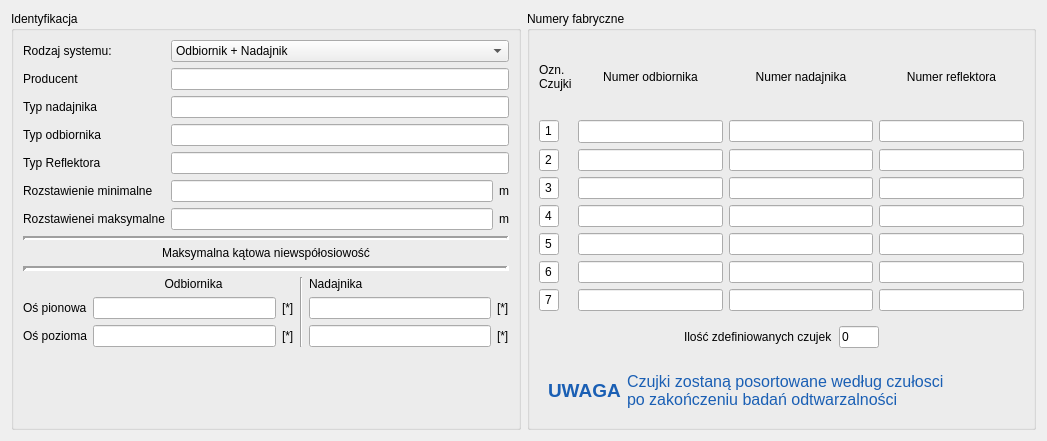
Before: the Qt Designer form CzujkiLinioweApp/parametrybadania2.ui in wiacekmarcin/CzujkiLiniowe, drawn with Qt 5.
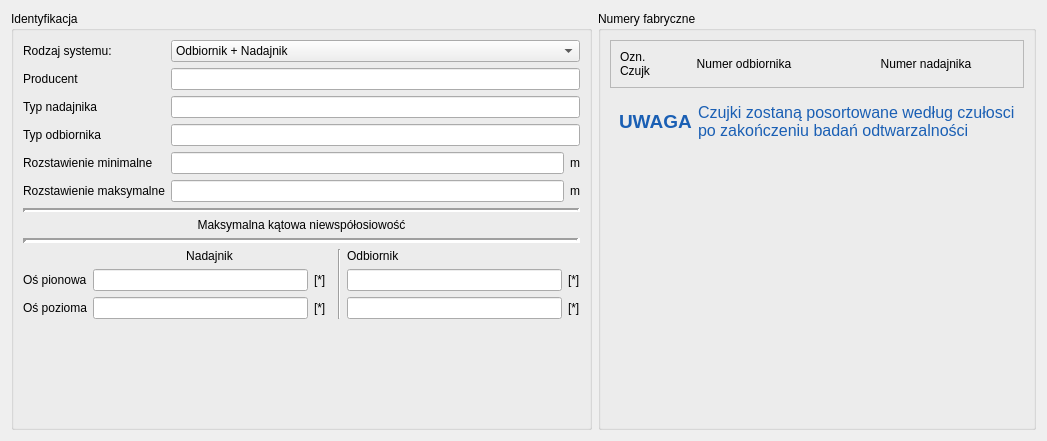
After: the same form once the commit is applied.

Patch:
```diff
--- a/CzujkiLinioweApp/parametrybadania2.ui
+++ b/CzujkiLinioweApp/parametrybadania2.ui
@@ -41,8 +41,15 @@
         </item>
        </widget>
       </item>
-      <item row="2" column="1">
-       <widget class="QLineEdit" name="typNadajnika"/>
+      <item row="1" column="0">
+       <widget class="QLabel" name="lproducent">
+        <property name="text">
+         <string>Producent</string>
+        </property>
+       </widget>
+      </item>
+      <item row="1" column="1">
+       <widget class="QLineEdit" name="producent"/>
       </item>
       <item row="2" column="0">
        <widget class="QLabel" name="ltypnadajnika">
@@ -51,6 +58,9 @@
         </property>
        </widget>
       </item>
+      <item row="2" column="1">
+       <widget class="QLineEdit" name="typPierwszy"/>
+      </item>
       <item row="3" column="0">
        <widget class="QLabel" name="ltypodbiornika">
         <property name="text">
@@ -61,14 +71,14 @@
       <item row="3" column="1">
        <widget class="QLineEdit" name="typOdbiornika"/>
       </item>
-      <item row="5" column="0">
+      <item row="4" column="0">
        <widget class="QLabel" name="lrozstawienieminimalne">
         <property name="text">
          <string>Rozstawienie minimalne</string>
         </property>
        </widget>
       </item>
-      <item row="5" column="1">
+      <item row="4" column="1">
        <layout class="QHBoxLayout" name="horizontalLayout_2">
         <item>
          <widget class="QLineEdit" name="rozstawienieMinimalne"/>
@@ -82,14 +92,14 @@
         </item>
        </layout>
       </item>
-      <item row="6" column="0">
+      <item row="5" column="0">
        <widget class="QLabel" name="lrozstawieniemaksymalne">
         <property name="text">
-         <string>Rozstawienei maksymalne</string>
+         <string>Rozstawienie maksymalne</string>
         </property>
        </widget>
       </item>
-      <item row="6" column="1">
+      <item row="5" column="1">
        <layout class="QHBoxLayout" name="horizontalLayout">
         <item>
          <widget class="QLineEdit" name="rozstawienieMaksymalne"/>
@@ -103,24 +113,7 @@
         </item>
        </layout>
       </item>
-      <item row="1" column="0">
-       <widget class="QLabel" name="lproducent">
-        <property name="text">
-         <string>Producent</string>
-        </property>
-       </widget>
-      </item>
-      <item row="4" column="0">
-       <widget class="QLabel" name="ltypreflektor">
-        <property name="text">
-         <string>Typ Reflektora</string>
-        </property>
-       </widget>
-      </item>
-      <item row="4" column="1">
-       <widget class="QLineEdit" name="typReflektora"/>
-      </item>
-      <item row="7" column="0" colspan="2">
+      <item row="6" column="0" colspan="2">
        <widget class="Line" name="line_1">
         <property name="minimumSize">
          <size>
@@ -136,10 +129,7 @@
         </property>
        </widget>
       </item>
-      <item row="1" column="1">
-       <widget class="QLineEdit" name="producent"/>
-      </item>
-      <item row="8" column="0" colspan="2">
+      <item row="7" column="0" colspan="2">
        <widget class="QWidget" name="widget" native="true">
         <property name="minimumSize">
          <size>
@@ -160,40 +150,6 @@
          <property name="bottomMargin">
           <number>0</number>
          </property>
-         <item row="4" column="4">
-          <widget class="QLineEdit" name="nad_ospionowa"/>
-         </item>
-         <item row="5" column="5">
-          <widget class="QLabel" name="label_2">
-           <property name="text">
-            <string>[*]</string>
-           </property>
-          </widget>
-         </item>
-         <item row="3" column="4" colspan="2">
-          <widget class="QLabel" name="lnadajnik">
-           <property name="text">
-            <string>Nadajnika</string>
-           </property>
-          </widget>
-         </item>
-         <item row="3" column="3" rowspan="3">
-          <widget class="Line" name="line">
-           <property name="orientation">
-            <enum>Qt::Vertical</enum>
-           </property>
-          </widget>
-         </item>
-         <item row="4" column="5">
-          <widget class="QLabel" name="label">
-           <property name="text">
-            <string>[*]</string>
-           </property>
-          </widget>
-         </item>
-         <item row="5" column="4">
-          <widget class="QLineEdit" name="nad_ospozioma"/>
-         </item>
          <item row="4" column="0">
           <widget class="QLabel" name="lospionowa">
            <property name="text">
@@ -201,13 +157,43 @@
            </property>
           </widget>
          </item>
-         <item row="5" column="2">
-          <widget class="QLabel" name="lunitospozioma">
+         <item row="5" column="6">
+          <widget class="QLabel" name="label_2">
            <property name="text">
             <string>[*]</string>
            </property>
           </widget>
          </item>
+         <item row="4" column="6">
+          <widget class="QLabel" name="label">
+           <property name="text">
+            <string>[*]</string>
+           </property>
+          </widget>
+         </item>
+         <item row="1" column="0" colspan="7">
+          <widget class="QLabel" name="lcaption">
+           <property name="text">
+            <string>Maksymalna kątowa niewspółosiowość</string>
+           </property>
+           <property name="alignment">
+            <set>Qt::AlignCenter</set>
+           </property>
+          </widget>
+         </item>
+         <item row="5" column="1">
+          <widget class="QLineEdit" name="pierwszy_ospozioma"/>
+         </item>
+         <item row="4" column="2">
+          <widget class="QLabel" name="lunitpionowa">
+           <property name="text">
+            <string>[*]</string>
+           </property>
+          </widget>
+         </item>
+         <item row="4" column="5">
+          <widget class="QLineEdit" name="drugi_ospionowa"/>
+         </item>
          <item row="5" column="0">
           <widget class="QLabel" name="lospozioma">
            <property name="text">
@@ -215,40 +201,10 @@
            </property>
           </widget>
          </item>
-         <item row="5" column="1">
-          <widget class="QLineEdit" name="odb_ospozioma"/>
-         </item>
-         <item row="3" column="1" colspan="2">
-          <widget class="QLabel" name="lodbiornik">
-           <property name="text">
-            <string>Odbiornika</string>
-           </property>
-           <property name="alignment">
-            <set>Qt::AlignCenter</set>
-           </property>
-          </widget>
-         </item>
          <item row="4" column="1">
           <widget class="QLineEdit" name="odb_ospionowa"/>
          </item>
-         <item row="4" column="2">
-          <widget class="QLabel" name="lunitpionowa">
-           <property name="text">
-            <string>[*]</string>
-           </property>
-          </widget>
-         </item>
-         <item row="1" column="0" colspan="6">
-          <widget class="QLabel" name="lcaption">
-           <property name="text">
-            <string>Maksymalna kątowa niewspółosiowość</string>
-           </property>
-           <property name="alignment">
-            <set>Qt::AlignCenter</set>
-           </property>
-          </widget>
-         </item>
-         <item row="2" column="0" colspan="6">
+         <item row="2" column="0" colspan="7">
           <widget class="Line" name="line_2">
            <property name="minimumSize">
             <size>
@@ -264,6 +220,40 @@
            </property>
           </widget>
          </item>
+         <item row="3" column="4" rowspan="3">
+          <widget class="Line" name="line">
+           <property name="orientation">
+            <enum>Qt::Vertical</enum>
+           </property>
+          </widget>
+         </item>
+         <item row="3" column="5" colspan="2">
+          <widget class="QLabel" name="ldrugi">
+           <property name="text">
+            <string>Odbiornik</string>
+           </property>
+          </widget>
+         </item>
+         <item row="5" column="5">
+          <widget class="QLineEdit" name="drugi_ospozioma"/>
+         </item>
+         <item row="5" column="2">
+          <widget class="QLabel" name="lunitospozioma">
+           <property name="text">
+            <string>[*]</string>
+           </property>
+          </widget>
+         </item>
+         <item row="3" column="1" colspan="2">
+          <widget class="QLabel" name="lpierwszy">
+           <property name="text">
+            <string>Nadajnik</string>
+           </property>
+           <property name="alignment">
+            <set>Qt::AlignCenter</set>
+           </property>
+          </widget>
+         </item>
         </layout>
        </widget>
       </item>
@@ -275,721 +265,60 @@
      <property name="title">
       <string>Numery fabryczne</string>
      </property>
-     <layout class="QGridLayout" name="gridLayout_2">
-      <item row="5" column="0">
-       <widget class="QLineEdit" name="lcz4">
-        <property name="minimumSize">
-         <size>
-          <width>20</width>
-          <height>0</height>
-         </size>
+     <layout class="QVBoxLayout" name="verticalLayout">
+      <item>
+       <widget class="QFrame" name="frame">
+        <property name="frameShape">
+         <enum>QFrame::StyledPanel</enum>
         </property>
-        <property name="maximumSize">
-         <size>
-          <width>20</width>
-          <height>16777215</height>
-         </size>
+        <property name="frameShadow">
+         <enum>QFrame::Raised</enum>
         </property>
-        <property name="palette">
-         <palette>
-          <active>
-           <colorrole role="Base">
-            <brush brushstyle="SolidPattern">
-             <color alpha="255">
-              <red>239</red>
-              <green>239</green>
-              <blue>239</blue>
-             </color>
-            </brush>
-           </colorrole>
-          </active>
-          <inactive>
-           <colorrole role="Base">
-            <brush brushstyle="SolidPattern">
-             <color alpha="255">
-              <red>255</red>
-              <green>255</green>
-              <blue>255</blue>
-             </color>
-            </brush>
-           </colorrole>
-          </inactive>
-          <disabled>
-           <colorrole role="Base">
-            <brush brushstyle="SolidPattern">
-             <color alpha="255">
-              <red>239</red>
-              <green>239</green>
-              <blue>239</blue>
-             </color>
-            </brush>
-           </colorrole>
-          </disabled>
-         </palette>
-        </property>
-        <property name="text">
-         <string>4</string>
-        </property>
-        <property name="frame">
-         <bool>true</bool>
-        </property>
-        <property name="echoMode">
-         <enum>QLineEdit::Normal</enum>
-        </property>
-        <property name="alignment">
-         <set>Qt::AlignCenter</set>
-        </property>
-        <property name="readOnly">
-         <bool>true</bool>
-        </property>
-       </widget>
-      </item>
-      <item row="0" column="2" rowspan="2">
-       <widget class="QLabel" name="hnadajnik">
-        <property name="text">
-         <string>Numer nadajnika</string>
-        </property>
-        <property name="alignment">
-         <set>Qt::AlignCenter</set>
-        </property>
-       </widget>
-      </item>
-      <item row="3" column="0">
-       <widget class="QLineEdit" name="lcz2">
-        <property name="minimumSize">
-         <size>
-          <width>20</width>
-          <height>0</height>
-         </size>
-        </property>
-        <property name="maximumSize">
-         <size>
-          <width>20</width>
-          <height>16777215</height>
-         </size>
-        </property>
-        <property name="palette">
-         <palette>
-          <active>
-           <colorrole role="Base">
-            <brush brushstyle="SolidPattern">
-             <color alpha="255">
-              <red>239</red>
-              <green>239</green>
-              <blue>239</blue>
-             </color>
-            </brush>
-           </colorrole>
-          </active>
-          <inactive>
-           <colorrole role="Base">
-            <brush brushstyle="SolidPattern">
-             <color alpha="255">
-              <red>255</red>
-              <green>255</green>
-              <blue>255</blue>
-             </color>
-            </brush>
-           </colorrole>
-          </inactive>
-          <disabled>
-           <colorrole role="Base">
-            <brush brushstyle="SolidPattern">
-             <color alpha="255">
-              <red>239</red>
-              <green>239</green>
-              <blue>239</blue>
-             </color>
-            </brush>
-           </colorrole>
-          </disabled>
-         </palette>
-        </property>
-        <property name="text">
-         <string>2</string>
-        </property>
-        <property name="frame">
-         <bool>true</bool>
-        </property>
-        <property name="echoMode">
-         <enum>QLineEdit::Normal</enum>
-        </property>
-        <property name="alignment">
-         <set>Qt::AlignCenter</set>
-        </property>
-        <property name="readOnly">
-         <bool>true</bool>
-        </property>
-       </widget>
-      </item>
-      <item row="6" column="1">
-       <widget class="QLineEdit" name="odbiornik5">
-        <property name="readOnly">
-         <bool>true</bool>
-        </property>
-       </widget>
-      </item>
-      <item row="8" column="1">
-       <widget class="QLineEdit" name="odbiornik7">
-        <property name="readOnly">
-         <bool>true</bool>
-        </property>
-       </widget>
-      </item>
-      <item row="8" column="0">
-       <widget class="QLineEdit" name="lcz7">
-        <property name="minimumSize">
-         <size>
-          <width>20</width>
-          <height>0</height>
-         </size>
-        </property>
-        <property name="maximumSize">
-         <size>
-          <width>20</width>
-          <height>16777215</height>
-         </size>
-        </property>
-        <property name="palette">
-         <palette>
-          <active>
-           <colorrole role="Base">
-            <brush brushstyle="SolidPattern">
-             <color alpha="255">
-              <red>239</red>
-              <green>239</green>
-              <blue>239</blue>
-             </color>
-            </brush>
-           </colorrole>
-          </active>
-          <inactive>
-           <colorrole role="Base">
-            <brush brushstyle="SolidPattern">
-             <color alpha="255">
-              <red>255</red>
-              <green>255</green>
-              <blue>255</blue>
-             </color>
-            </brush>
-           </colorrole>
-          </inactive>
-          <disabled>
-           <colorrole role="Base">
-            <brush brushstyle="SolidPattern">
-             <color alpha="255">
-              <red>239</red>
-              <green>239</green>
-              <blue>239</blue>
-             </color>
-            </brush>
-           </colorrole>
-          </disabled>
-         </palette>
-        </property>
-        <property name="text">
-         <string>7</string>
-        </property>
-        <property name="frame">
-         <bool>true</bool>
-        </property>
-        <property name="echoMode">
-         <enum>QLineEdit::Normal</enum>
-        </property>
-        <property name="alignment">
-         <set>Qt::AlignCenter</set>
-        </property>
-        <property name="readOnly">
-         <bool>true</bool>
-        </property>
-       </widget>
-      </item>
-      <item row="3" column="1">
-       <widget class="QLineEdit" name="odbiornik2">
-        <property name="readOnly">
-         <bool>true</bool>
-        </property>
-       </widget>
-      </item>
-      <item row="2" column="0">
-       <widget class="QLineEdit" name="lcz1">
-        <property name="minimumSize">
-         <size>
-          <width>20</width>
-          <height>0</height>
-         </size>
-        </property>
-        <property name="maximumSize">
-         <size>
-          <width>20</width>
-          <height>16777215</height>
-         </size>
-        </property>
-        <property name="palette">
-         <palette>
-          <active>
-           <colorrole role="Base">
-            <brush brushstyle="SolidPattern">
-             <color alpha="255">
-              <red>239</red>
-              <green>239</green>
-              <blue>239</blue>
-             </color>
-            </brush>
-           </colorrole>
-          </active>
-          <inactive>
-           <colorrole role="Base">
-            <brush brushstyle="SolidPattern">
-             <color alpha="255">
-              <red>255</red>
-              <green>255</green>
-              <blue>255</blue>
-             </color>
-            </brush>
-           </colorrole>
-          </inactive>
-          <disabled>
-           <colorrole role="Base">
-            <brush brushstyle="SolidPattern">
-             <color alpha="255">
-              <red>239</red>
-              <green>239</green>
-              <blue>239</blue>
-             </color>
-            </brush>
-           </colorrole>
-          </disabled>
-         </palette>
-        </property>
-        <property name="text">
-         <string>1</string>
-        </property>
-        <property name="frame">
-         <bool>true</bool>
-        </property>
-        <property name="echoMode">
-         <enum>QLineEdit::Normal</enum>
-        </property>
-        <property name="alignment">
-         <set>Qt::AlignCenter</set>
-        </property>
-        <property name="readOnly">
-         <bool>true</bool>
-        </property>
-       </widget>
-      </item>
-      <item row="5" column="2">
-       <widget class="QLineEdit" name="nadajnik4">
-        <property name="readOnly">
-         <bool>true</bool>
-        </property>
-       </widget>
-      </item>
-      <item row="5" column="1">
-       <widget class="QLineEdit" name="odbiornik4">
-        <property name="readOnly">
-         <bool>true</bool>
-        </property>
-       </widget>
-      </item>
-      <item row="6" column="0">
-       <widget class="QLineEdit" name="lcz5">
-        <property name="minimumSize">
-         <size>
-          <width>20</width>
-          <height>0</height>
-         </size>
-        </property>
-        <property name="maximumSize">
-         <size>
-          <width>20</width>
-          <height>16777215</height>
-         </size>
-        </property>
-        <property name="palette">
-         <palette>
-          <active>
-           <colorrole role="Base">
-            <brush brushstyle="SolidPattern">
-             <color alpha="255">
-              <red>239</red>
-              <green>239</green>
-              <blue>239</blue>
-             </color>
-            </brush>
-           </colorrole>
-          </active>
-          <inactive>
-           <colorrole role="Base">
-            <brush brushstyle="SolidPattern">
-             <color alpha="255">
-              <red>255</red>
-              <green>255</green>
-              <blue>255</blue>
-             </color>
-            </brush>
-           </colorrole>
-          </inactive>
-          <disabled>
-           <colorrole role="Base">
-            <brush brushstyle="SolidPattern">
-             <color alpha="255">
-              <red>239</red>
-              <green>239</green>
-              <blue>239</blue>
-             </color>
-            </brush>
-           </colorrole>
-          </disabled>
-         </palette>
-        </property>
-        <property name="text">
-         <string>5</string>
-        </property>
-        <property name="frame">
-         <bool>true</bool>
-        </property>
-        <property name="echoMode">
-         <enum>QLineEdit::Normal</enum>
-        </property>
-        <property name="alignment">
-         <set>Qt::AlignCenter</set>
-        </property>
-        <property name="readOnly">
-         <bool>true</bool>
-        </property>
-       </widget>
-      </item>
-      <item row="3" column="3">
-       <widget class="QLineEdit" name="reflektor2">
-        <property name="readOnly">
-         <bool>true</bool>
-        </property>
-       </widget>
-      </item>
-      <item row="9" column="0" colspan="4">
-       <widget class="QWidget" name="widget_2" native="true">
-        <layout class="QHBoxLayout" name="horizontalLayout_3">
-         <item>
-          <spacer name="horizontalSpacer">
-           <property name="orientation">
-            <enum>Qt::Horizontal</enum>
-           </property>
-           <property name="sizeHint" stdset="0">
-            <size>
-             <width>119</width>
-             <height>20</height>
-            </size>
-           </property>
-          </spacer>
-         </item>
-         <item>
-          <widget class="QLabel" name="label_8">
-           <property name="text">
-            <string>Ilość zdefiniowanych czujek</string>
-           </property>
-          </widget>
-         </item>
-         <item>
-          <widget class="QLineEdit" name="ilosc_czujek">
+        <layout class="QGridLayout" name="gridLayoutNumerCzujek">
+         <item row="0" column="0">
+          <widget class="QLabel" name="hlp">
            <property name="minimumSize">
             <size>
-             <width>15</width>
+             <width>20</width>
              <height>0</height>
             </size>
            </property>
            <property name="maximumSize">
             <size>
-             <width>40</width>
+             <width>30</width>
              <height>16777215</height>
             </size>
            </property>
            <property name="text">
-            <string>0</string>
-           </property>
-          </widget>
-         </item>
-         <item>
-          <spacer name="horizontalSpacer_2">
-           <property name="orientation">
-            <enum>Qt::Horizontal</enum>
-           </property>
-           <property name="sizeHint" stdset="0">
-            <size>
-             <width>118</width>
-             <height>20</height>
-            </size>
-           </property>
-          </spacer>
-         </item>
-        </layout>
-       </widget>
-      </item>
-      <item row="8" column="2">
-       <widget class="QLineEdit" name="nadajnik7">
-        <property name="readOnly">
-         <bool>true</bool>
-        </property>
-       </widget>
-      </item>
-      <item row="6" column="3">
-       <widget class="QLineEdit" name="reflektor5">
-        <property name="readOnly">
-         <bool>true</bool>
-        </property>
-       </widget>
-      </item>
-      <item row="7" column="1">
-       <widget class="QLineEdit" name="odbiornik6">
-        <property name="readOnly">
-         <bool>true</bool>
-        </property>
-       </widget>
-      </item>
-      <item row="4" column="1">
-       <widget class="QLineEdit" name="odbiornik3">
-        <property name="readOnly">
-         <bool>true</bool>
-        </property>
-       </widget>
-      </item>
-      <item row="2" column="2">
-       <widget class="QLineEdit" name="nadajnik1"/>
-      </item>
-      <item row="7" column="2">
-       <widget class="QLineEdit" name="nadajnik6">
-        <property name="readOnly">
-         <bool>true</bool>
-        </property>
-       </widget>
-      </item>
-      <item row="8" column="3">
-       <widget class="QLineEdit" name="reflektor7">
-        <property name="readOnly">
-         <bool>true</bool>
-        </property>
-       </widget>
-      </item>
-      <item row="0" column="0" rowspan="2">
-       <widget class="QLabel" name="label_3">
-        <property name="text">
-         <string>Ozn.
+            <string>Ozn.
 Czujki</string>
-        </property>
+           </property>
+          </widget>
+         </item>
+         <item row="0" column="1">
+          <widget class="QLabel" name="hpierwszy">
+           <property name="text">
+            <string>Numer odbiornika</string>
+           </property>
+           <property name="alignment">
+            <set>Qt::AlignCenter</set>
+           </property>
+          </widget>
+         </item>
+         <item row="0" column="2">
+          <widget class="QLabel" name="hdrugi">
+           <property name="text">
+            <string>Numer nadajnika</string>
+           </property>
+           <property name="alignment">
+            <set>Qt::AlignCenter</set>
+           </property>
+          </widget>
+         </item>
+        </layout>
        </widget>
       </item>
-      <item row="2" column="1">
-       <widget class="QLineEdit" name="odbiornik1">
-        <property name="font">
-         <font>
-          <pointsize>10</pointsize>
-         </font>
-        </property>
-       </widget>
-      </item>
-      <item row="4" column="0">
-       <widget class="QLineEdit" name="lcz3">
-        <property name="minimumSize">
-         <size>
-          <width>20</width>
-          <height>0</height>
-         </size>
-        </property>
-        <property name="maximumSize">
-         <size>
-          <width>20</width>
-          <height>16777215</height>
-         </size>
-        </property>
-        <property name="palette">
-         <palette>
-          <active>
-           <colorrole role="Base">
-            <brush brushstyle="SolidPattern">
-             <color alpha="255">
-              <red>239</red>
-              <green>239</green>
-              <blue>239</blue>
-             </color>
-            </brush>
-           </colorrole>
-          </active>
-          <inactive>
-           <colorrole role="Base">
-            <brush brushstyle="SolidPattern">
-             <color alpha="255">
-              <red>255</red>
-              <green>255</green>
-              <blue>255</blue>
-             </color>
-            </brush>
-           </colorrole>
-          </inactive>
-          <disabled>
-           <colorrole role="Base">
-            <brush brushstyle="SolidPattern">
-             <color alpha="255">
-              <red>239</red>
-              <green>239</green>
-              <blue>239</blue>
-             </color>
-            </brush>
-           </colorrole>
-          </disabled>
-         </palette>
-        </property>
-        <property name="text">
-         <string>3</string>
-        </property>
-        <property name="frame">
-         <bool>true</bool>
-        </property>
-        <property name="echoMode">
-         <enum>QLineEdit::Normal</enum>
-        </property>
-        <property name="alignment">
-         <set>Qt::AlignCenter</set>
-        </property>
-        <property name="readOnly">
-         <bool>true</bool>
-        </property>
-       </widget>
-      </item>
-      <item row="7" column="3">
-       <widget class="QLineEdit" name="reflektor6">
-        <property name="readOnly">
-         <bool>true</bool>
-        </property>
-       </widget>
-      </item>
-      <item row="5" column="3">
-       <widget class="QLineEdit" name="reflektor4">
-        <property name="readOnly">
-         <bool>true</bool>
-        </property>
-       </widget>
-      </item>
-      <item row="6" column="2">
-       <widget class="QLineEdit" name="nadajnik5">
-        <property name="readOnly">
-         <bool>true</bool>
-        </property>
-       </widget>
-      </item>
-      <item row="3" column="2">
-       <widget class="QLineEdit" name="nadajnik2">
-        <property name="readOnly">
-         <bool>true</bool>
-        </property>
-       </widget>
-      </item>
-      <item row="7" column="0">
-       <widget class="QLineEdit" name="lcz6">
-        <property name="minimumSize">
-         <size>
-          <width>20</width>
-          <height>0</height>
-         </size>
-        </property>
-        <property name="maximumSize">
-         <size>
-          <width>20</width>
-          <height>16777215</height>
-         </size>
-        </property>
-        <property name="palette">
-         <palette>
-          <active>
-           <colorrole role="Base">
-            <brush brushstyle="SolidPattern">
-             <color alpha="255">
-              <red>239</red>
-              <green>239</green>
-              <blue>239</blue>
-             </color>
-            </brush>
-           </colorrole>
-          </active>
-          <inactive>
-           <colorrole role="Base">
-            <brush brushstyle="SolidPattern">
-             <color alpha="255">
-              <red>255</red>
-              <green>255</green>
-              <blue>255</blue>
-             </color>
-            </brush>
-           </colorrole>
-          </inactive>
-          <disabled>
-           <colorrole role="Base">
-            <brush brushstyle="SolidPattern">
-             <color alpha="255">
-              <red>239</red>
-              <green>239</green>
-              <blue>239</blue>
-             </color>
-            </brush>
-           </colorrole>
-          </disabled>
-         </palette>
-        </property>
-        <property name="text">
-         <string>6</string>
-        </property>
-        <property name="frame">
-         <bool>true</bool>
-        </property>
-        <property name="echoMode">
-         <enum>QLineEdit::Normal</enum>
-        </property>
-        <property name="alignment">
-         <set>Qt::AlignCenter</set>
-        </property>
-        <property name="readOnly">
-         <bool>true</bool>
-        </property>
-       </widget>
-      </item>
-      <item row="0" column="1" rowspan="2">
-       <widget class="QLabel" name="hodbiornik">
-        <property name="text">
-         <string>Numer odbiornika</string>
-        </property>
-        <property name="alignment">
-         <set>Qt::AlignCenter</set>
-        </property>
-       </widget>
-      </item>
-      <item row="4" column="2">
-       <widget class="QLineEdit" name="nadajnik3">
-        <property name="readOnly">
-         <bool>true</bool>
-        </property>
-       </widget>
-      </item>
-      <item row="2" column="3">
-       <widget class="QLineEdit" name="reflektor1"/>
-      </item>
-      <item row="4" column="3">
-       <widget class="QLineEdit" name="reflektor3">
-        <property name="readOnly">
-         <bool>true</bool>
-        </property>
-       </widget>
-      </item>
-      <item row="0" column="3" rowspan="2">
-       <widget class="QLabel" name="hreflektor">
-        <property name="text">
-         <string>Numer reflektora</string>
-        </property>
-        <property name="alignment">
-         <set>Qt::AlignCenter</set>
-        </property>
-       </widget>
-      </item>
-      <item row="10" column="0" colspan="4">
+      <item>
        <widget class="QWidget" name="widget_3" native="true">
         <layout class="QFormLayout" name="formLayout_2">
          <item row="0" column="0">
@@ -1027,6 +356,19 @@
         </layout>
        </widget>
       </item>
+      <item>
+       <spacer name="verticalSpacer">
+        <property name="orientation">
+         <enum>Qt::Vertical</enum>
+        </property>
+        <property name="sizeHint" stdset="0">
+         <size>
+          <width>20</width>
+          <height>40</height>
+         </size>
+        </property>
+       </spacer>
+      </item>
      </layout>
     </widget>
    </item>
```
Left out of the diff: 48 changed lines with no effect on the pictures.
